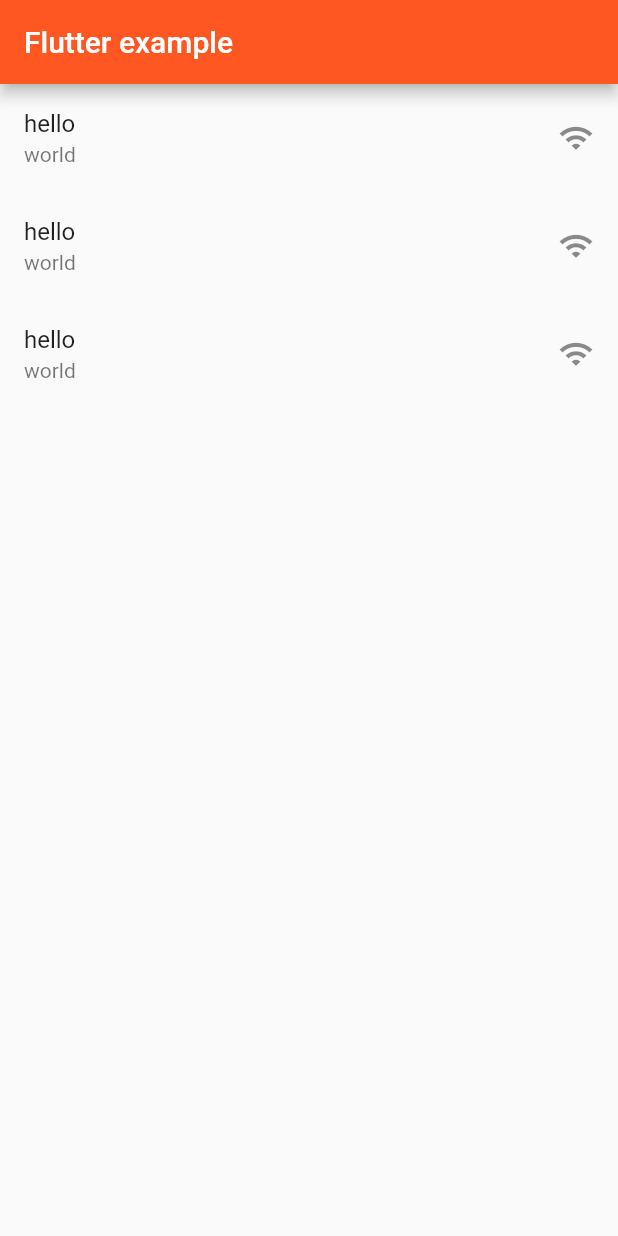
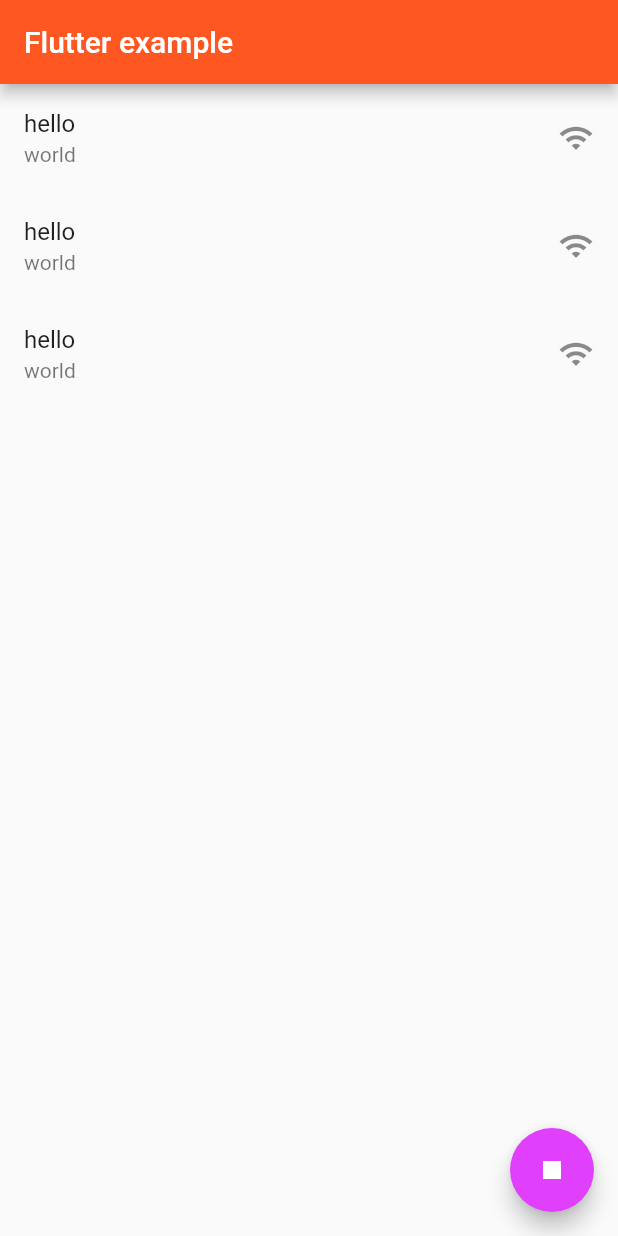
Before and after one commit to kimts2627/flutter-pratice, a Flutter app: the screen it shows after launch, on a phone screen of 412 x 824 dp. Run offline on Flutter 3.47's test engine with Material 2 defaults, Android fonts, the phone set to English and light mode, and no system bars.

Commit message:
FloatingActionButton test

```diff
--- a/lib/main.dart
+++ b/lib/main.dart
@@ -46,6 +46,13 @@ class ContainerWidget extends StatelessWidget {
             trailing: Icon(Icons.wifi_outlined),
           ),
         ],
+      ),
+      floatingActionButton: FloatingActionButton(
+        onPressed: (){
+          print('nice work!');
+        },
+        child: Icon(Icons.stop),
+        backgroundColor: Colors.purpleAccent,
       ),
 
 
```
